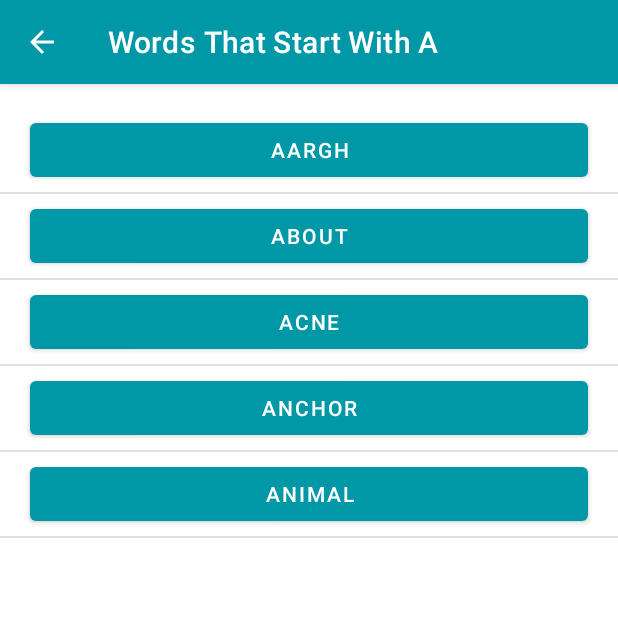
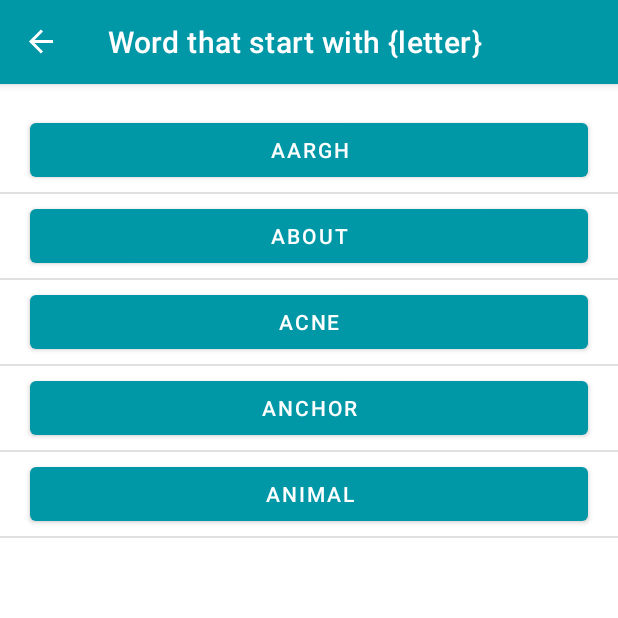
Before and after one commit to POManil/GoogleClassroom2, an Android app: the screen it shows after launch (DetailActivity before the commit, MainActivity after it), after a tap on an icon or button, on a phone screen of 412 x 824 dp, the top half of it. Run offline under Robolectric (Android 15) with nearby library versions, the phone set to English and light mode, and no system bars; our stand-ins replace navigation-ui; 1 other tap on this screen came first.

Commit message:
NavHost between fragments & activity - BIS

```diff
--- a/app/build.gradle
+++ b/app/build.gradle
@@ -17,6 +17,7 @@ plugins {
     id 'com.android.application'
     id 'kotlin-android'
     id 'kotlin-kapt'
+    id 'androidx.navigation.safeargs.kotlin'
 }
 
 android {
@@ -57,4 +58,7 @@ dependencies {
     implementation "androidx.appcompat:appcompat:$appcompat_version"
     implementation "com.google.android.material:material:$material_version"
     implementation "androidx.constraintlayout:constraintlayout:$constraintlayout_version"
+    implementation "androidx.navigation:navigation-fragment-ktx:$nav_version"
+    implementation "androidx.navigation:navigation-ui-ktx:$nav_version"
+
 }
--- a/app/src/main/AndroidManifest.xml
+++ b/app/src/main/AndroidManifest.xml
@@ -24,9 +24,7 @@
         android:roundIcon="@mipmap/ic_launcher_round"
         android:supportsRtl="true"
         android:theme="@style/Theme.Words">
-        <activity
-            android:name=".DetailActivity"
-            android:parentActivityName=".MainActivity" />
+
         <activity android:name=".MainActivity"
             android:exported="true">
             <intent-filter>
--- a/app/src/main/java/com/example/wordsapp/DetailActivity.kt
+++ /dev/null
@@ -1,56 +0,0 @@
-/*
- * Copyright (C) 2020 The Android Open Source Project
- *
- * Licensed under the Apache License, Version 2.0 (the "License");
- * you may not use this file except in compliance with the License.
- * You may obtain a copy of the License at
- *
- *      http://www.apache.org/licenses/LICENSE-2.0
- *
- * Unless required by applicable law or agreed to in writing, software
- * distributed under the License is distributed on an "AS IS" BASIS,
- * WITHOUT WARRANTIES OR CONDITIONS OF ANY KIND, either express or implied.
- * See the License for the specific language governing permissions and
- * limitations under the License.
- */
-package com.example.wordsapp
-
-import android.os.Bundle
-import androidx.appcompat.app.AppCompatActivity
-import androidx.recyclerview.widget.DividerItemDecoration
-import androidx.recyclerview.widget.LinearLayoutManager
-import com.example.wordsapp.databinding.ActivityDetailBinding
-
-
-class DetailActivity : AppCompatActivity() {
-    companion object {
-        const val LETTER = "letter"
-        const val SEARCH_PREFIX = "https://www.google.com/search?q="
-    }
-
-    override fun onCreate(savedInstanceState: Bundle?) {
-        super.onCreate(savedInstanceState)
-
-        // Retrieve a binding object that allows you to refer to views by id name
-        // Names are converted from snake case to camel case.
-        // For example, a View with the id word_one is referenced as binding.wordOne
-        val binding = ActivityDetailBinding.inflate(layoutInflater)
-        setContentView(binding.root)
-
-        // Retrieve the LETTER from the Intent extras
-        // intent.extras.getString returns String? (String or null)
-        // so toString() guarantees that the value will be a String
-        val letterId = intent?.extras?.getString(LETTER).toString()
-
-        val recyclerView = binding.recyclerView
-        recyclerView.layoutManager = LinearLayoutManager(this)
-        recyclerView.adapter = WordAdapter(letterId, this)
-
-        // Adds a [DividerItemDecoration] between items
-        recyclerView.addItemDecoration(
-            DividerItemDecoration(this, DividerItemDecoration.VERTICAL)
-        )
-
-        title = getString(R.string.detail_prefix) + " " + letterId
-    }
-}
--- a/app/src/main/java/com/example/wordsapp/LetterAdapter.kt
+++ b/app/src/main/java/com/example/wordsapp/LetterAdapter.kt
@@ -23,6 +23,7 @@ import android.view.ViewGroup
 import android.view.accessibility.AccessibilityNodeInfo
 import android.widget.Button
 import androidx.annotation.RequiresApi
+import androidx.navigation.findNavController
 import androidx.recyclerview.widget.RecyclerView
 
 /**
@@ -65,12 +66,11 @@ class LetterAdapter :
         holder.button.text = item.toString()
 
         holder.button.setOnClickListener {
-            val context = holder.view.context
-            val intent = Intent(context, DetailActivity::class.java)
-            // putExtra = KVP <String, Bundle> stored for later use => intent?.extras?.getString(key)
-            intent.putExtra(DetailActivity.LETTER, holder.button.text.toString())
-
-            context.startActivity(intent)
+            val action = LetterListFragmentDirections
+                .actionLetterListFragmentToWordListFragment(
+                    letter = holder.button.text.toString()
+                )
+            holder.view.findNavController().navigate(action)
         }
     }
 
--- /dev/null
+++ b/app/src/main/java/com/example/wordsapp/LetterListFragment.kt
@@ -0,0 +1,86 @@
+package com.example.wordsapp
+
+import android.os.Bundle
+import android.view.*
+import androidx.core.content.ContextCompat
+import androidx.fragment.app.Fragment
+import androidx.recyclerview.widget.GridLayoutManager
+import androidx.recyclerview.widget.LinearLayoutManager
+import androidx.recyclerview.widget.RecyclerView
+import com.example.wordsapp.databinding.FragmentLetterListBinding
+
+class LetterListFragment : Fragment() {
+    private var _binding: FragmentLetterListBinding? = null
+    private val binding get() = _binding!!
+
+    private var isLinearLayoutManager = true
+
+    private lateinit var recyclerView: RecyclerView
+
+    override fun onCreate(savedInstanceState: Bundle?) {
+        super.onCreate(savedInstanceState)
+        setHasOptionsMenu(true)
+    }
+
+    override fun onCreateView(
+        inflater: LayoutInflater,
+        container: ViewGroup?,
+        savedInstanceState: Bundle?
+    ): View? {
+        _binding = FragmentLetterListBinding.inflate(inflater, container, false)
+        return binding.root
+    }
+
+    override fun onViewCreated(view: View, savedInstanceState: Bundle?) {
+        recyclerView = binding.recyclerView
+        chooseLayout()
+    }
+
+    override fun onDestroy() {
+        super.onDestroy()
+        _binding = null
+    }
+
+    override fun onCreateOptionsMenu(menu: Menu, inflater: MenuInflater) {
+        super.onCreateOptionsMenu(menu, inflater)
+
+        val layoutButton = menu.findItem(R.id.action_switch_layout)
+        setIcon(layoutButton)
+    }
+
+    override fun onOptionsItemSelected(item: MenuItem): Boolean {
+        return when (item.itemId) {
+            R.id.action_switch_layout -> {
+                // Sets isLinearLayoutManager (bool) to opposite value
+                isLinearLayoutManager = !isLinearLayoutManager
+
+                //Sets layout + icon
+                chooseLayout()
+                setIcon(item)
+
+                return true
+            }
+            // Otherwise, do nothing and use the core event handling
+            else -> super.onOptionsItemSelected(item)
+        }
+    }
+
+    private fun chooseLayout() {
+        if (isLinearLayoutManager)
+            recyclerView.layoutManager = LinearLayoutManager(context)
+        else
+            recyclerView.layoutManager = GridLayoutManager(context, 4)
+        recyclerView.adapter = LetterAdapter()
+    }
+
+    private fun setIcon(menuItem: MenuItem?) {
+        if (menuItem != null) {
+            menuItem.icon =
+                if (isLinearLayoutManager)
+                    ContextCompat.getDrawable(this.requireContext(), R.drawable.ic_grid_layout) // requireContext() = getContext()!!
+                else
+                    ContextCompat.getDrawable(this.requireContext(), R.drawable.ic_linear_layout)
+        }
+    }
+
+}
--- a/app/src/main/java/com/example/wordsapp/MainActivity.kt
+++ b/app/src/main/java/com/example/wordsapp/MainActivity.kt
@@ -16,10 +16,14 @@
 package com.example.wordsapp
 
 import android.os.Bundle
+import android.os.PersistableBundle
 import android.view.Menu
 import android.view.MenuItem
 import androidx.appcompat.app.AppCompatActivity
 import androidx.core.content.ContextCompat
+import androidx.navigation.NavController
+import androidx.navigation.fragment.NavHostFragment
+import androidx.navigation.ui.setupActionBarWithNavController
 import androidx.recyclerview.widget.GridLayoutManager
 import androidx.recyclerview.widget.LinearLayoutManager
 import androidx.recyclerview.widget.RecyclerView
@@ -29,8 +33,8 @@ import com.example.wordsapp.databinding.ActivityMainBinding
  * Main Activity and entry point for the app. Displays a RecyclerView of letters.
  */
 class MainActivity : AppCompatActivity() {
-    private lateinit var recyclerView: RecyclerView
-    private var isLinearLayoutManager = true
+
+    private lateinit var navController: NavController
 
     override fun onCreate(savedInstanceState: Bundle?) {
         super.onCreate(savedInstanceState)
@@ -38,61 +42,18 @@ class MainActivity : AppCompatActivity() {
         val binding = ActivityMainBinding.inflate(layoutInflater)
         setContentView(binding.root)
 
-        recyclerView = binding.recyclerView
-        // Sets the LinearLayoutManager of the recyclerview
-        chooseLayout()
+        // getting the fragment manager and accessing the nav_host_fragment
+        // then we access its controller and store it into our private property
+        val navHostFragment = supportFragmentManager
+            .findFragmentById(R.id.nav_host_fragment)
+            as NavHostFragment
+        navController = navHostFragment.navController
+
+        // to unsure the action bar (app bar) buttons (in menu option in LetterListFragment) are visible
+        setupActionBarWithNavController(navController)
     }
 
-    private fun chooseLayout() {
-        if (isLinearLayoutManager)
-            recyclerView.layoutManager = LinearLayoutManager(this)
-        else
-            recyclerView.layoutManager = GridLayoutManager(this, 3)
-        recyclerView.adapter = LetterAdapter()
-    }
-
-    private fun setIcon(menuItem: MenuItem?) {
-        if (menuItem == null)
-            return
-
-        // Set the drawable for the menu icon based on which LayoutManager is currently in use
-
-        // An if-clause can be used on the right side of an assignment if all paths return a value.
-        // The following code is equivalent to
-        // if (isLinearLayoutManager)
-        //     menu.icon = ContextCompat.getDrawable(this, R.drawable.ic_grid_layout)
-        // else menu.icon = ContextCompat.getDrawable(this, R.drawable.ic_linear_layout)
-        menuItem.icon =
-            if (isLinearLayoutManager)
-                ContextCompat.getDrawable(this, R.drawable.ic_grid_layout)
-            else
-                ContextCompat.getDrawable(this, R.drawable.ic_linear_layout)
-    }
-
-    override fun onCreateOptionsMenu(menu: Menu?) : Boolean {
-        menuInflater.inflate(R.menu.layout_menu, menu)
-
-        val layoutButton = menu?.findItem(R.id.action_switch_layout)
-        // Calls code to set the icon based on the LinearLayoutManager of the RecyclerView
-        setIcon(layoutButton)
-
-        return true
-    }
-
-    override fun onOptionsItemSelected(item: MenuItem): Boolean {
-        return when (item.itemId) {
-            R.id.action_switch_layout -> {
-                // Sets isLinearLayoutManager (bool) to opposite value
-                isLinearLayoutManager = !isLinearLayoutManager
-
-                //Sets layout + icon
-                chooseLayout()
-                setIcon(item)
-
-                return true
-            }
-            // Otherwise, do nothing and use the core event handling
-            else -> super.onOptionsItemSelected(item)
-        }
+    override fun onSupportNavigateUp(): Boolean {
+        return navController.navigateUp() || super.onSupportNavigateUp()
     }
 }
--- a/app/src/main/java/com/example/wordsapp/WordAdapter.kt
+++ b/app/src/main/java/com/example/wordsapp/WordAdapter.kt
@@ -28,7 +28,7 @@ import androidx.annotation.RequiresApi
 import androidx.recyclerview.widget.RecyclerView
 
 /**
- * Adapter for the [RecyclerView] in [DetailActivity].
+ * Adapter for the [RecyclerView] in [WordListFragment].
  */
 class WordAdapter(private val letterId: String, context: Context) :
     RecyclerView.Adapter<WordAdapter.WordViewHolder>() {
@@ -85,7 +85,7 @@ class WordAdapter(private val letterId: String, context: Context) :
         holder.button.text = item
 
         holder.button.setOnClickListener{
-            val queryURL: Uri = Uri.parse("${DetailActivity.SEARCH_PREFIX}${item}")
+            val queryURL: Uri = Uri.parse("${WordListFragment.SEARCH_PREFIX}${item}")
 
             val intent = Intent(Intent.ACTION_VIEW, queryURL)
 
--- /dev/null
+++ b/app/src/main/java/com/example/wordsapp/WordListFragment.kt
@@ -0,0 +1,56 @@
+package com.example.wordsapp
+
+import android.os.Bundle
+import android.view.LayoutInflater
+import android.view.View
+import android.view.ViewGroup
+import androidx.fragment.app.Fragment
+import androidx.recyclerview.widget.DividerItemDecoration
+import androidx.recyclerview.widget.LinearLayoutManager
+import com.example.wordsapp.databinding.FragmentWordListBinding
+
+class WordListFragment : Fragment() {
+    companion object {
+        const val LETTER = "letter"
+        const val SEARCH_PREFIX = "https://www.google.com/search?q="
+    }
+
+    private var _binding: FragmentWordListBinding? = null
+    private val binding get() = _binding!!
+
+    private lateinit var letterId: String
+
+    override fun onCreate(savedInstanceState: Bundle?) {
+        super.onCreate(savedInstanceState)
+
+        arguments?.let {
+            letterId = it.getString(LETTER).toString()
+        }
+    }
+
+    override fun onCreateView(
+        inflater: LayoutInflater,
+        container: ViewGroup?,
+        savedInstanceState: Bundle?
+    ): View? {
+        _binding = FragmentWordListBinding.inflate(inflater, container, false)
+        return binding.root
+    }
+
+    override fun onViewCreated(view: View, savedInstanceState: Bundle?) {
+
+        val recyclerView = binding.recyclerView
+        recyclerView.layoutManager = LinearLayoutManager(requireContext())
+        recyclerView.adapter = WordAdapter(letterId, requireContext())
+
+        // Adds a [DividerItemDecoration] between items
+        recyclerView.addItemDecoration(
+            DividerItemDecoration(context, DividerItemDecoration.VERTICAL)
+        )
+    }
+
+    override fun onDestroy() {
+        super.onDestroy()
+        _binding = null
+    }
+}
--- a/app/src/main/res/layout/activity_detail.xml
+++ /dev/null
@@ -1,31 +0,0 @@
-<?xml version="1.0" encoding="utf-8"?><!--
-     Copyright (C) 2020 The Android Open Source Project
-
-     Licensed under the Apache License, Version 2.0 (the "License");
-     you may not use this file except in compliance with the License.
-     You may obtain a copy of the License at
-
-          http://www.apache.org/licenses/LICENSE-2.0
-
-     Unless required by applicable law or agreed to in writing, software
-     distributed under the License is distributed on an "AS IS" BASIS,
-     WITHOUT WARRANTIES OR CONDITIONS OF ANY KIND, either express or implied.
-     See the License for the specific language governing permissions and
-     limitations under the License.
--->
-
-<FrameLayout xmlns:android="http://schemas.android.com/apk/res/android"
-    xmlns:tools="http://schemas.android.com/tools"
-    android:layout_width="match_parent"
-    android:layout_height="match_parent"
-    tools:context=".DetailActivity">
-
-    <androidx.recyclerview.widget.RecyclerView
-        android:id="@+id/recycler_view"
-        android:layout_width="match_parent"
-        android:layout_height="match_parent"
-        android:clipToPadding="false"
-        android:padding="16dp"
-        tools:listitem="@layout/item_view" />
-
-</FrameLayout>
--- a/app/src/main/res/layout/activity_main.xml
+++ b/app/src/main/res/layout/activity_main.xml
@@ -15,14 +15,16 @@
 -->
 <FrameLayout xmlns:android="http://schemas.android.com/apk/res/android"
     xmlns:tools="http://schemas.android.com/tools"
+    xmlns:app="http://schemas.android.com/apk/res-auto"
     android:layout_width="match_parent"
     android:layout_height="match_parent"
     tools:context=".MainActivity">
 
-    <androidx.recyclerview.widget.RecyclerView
-        android:id="@+id/recycler_view"
+    <androidx.fragment.app.FragmentContainerView
+        android:id="@+id/nav_host_fragment"
+        android:name="androidx.navigation.fragment.NavHostFragment"
         android:layout_width="match_parent"
         android:layout_height="match_parent"
-        android:clipToPadding="false"
-        android:padding="16dp" />
+        app:defaultNavHost="true"
+        app:navGraph="@navigation/nav_graph"/>
 </FrameLayout>
--- /dev/null
+++ b/app/src/main/res/layout/fragment_letter_list.xml
@@ -0,0 +1,13 @@
+<FrameLayout xmlns:android="http://schemas.android.com/apk/res/android"
+    xmlns:tools="http://schemas.android.com/tools"
+    android:layout_width="match_parent"
+    android:layout_height="match_parent"
+    tools:context=".LetterListFragment">
+
+    <androidx.recyclerview.widget.RecyclerView
+        android:id="@+id/recycler_view"
+        android:layout_width="match_parent"
+        android:layout_height="match_parent"
+        android:clipToPadding="false"
+        android:padding="16dp" />
+</FrameLayout>
--- /dev/null
+++ b/app/src/main/res/layout/fragment_word_list.xml
@@ -0,0 +1,16 @@
+<?xml version="1.0" encoding="utf-8"?>
+<FrameLayout xmlns:android="http://schemas.android.com/apk/res/android"
+    xmlns:tools="http://schemas.android.com/tools"
+    android:layout_width="match_parent"
+    android:layout_height="match_parent"
+    tools:context=".WordListFragment">
+
+    <androidx.recyclerview.widget.RecyclerView
+        android:id="@+id/recycler_view"
+        android:layout_width="match_parent"
+        android:layout_height="match_parent"
+        android:clipToPadding="false"
+        android:padding="16dp"
+        tools:listitem="@layout/item_view" />
+
+</FrameLayout>
--- /dev/null
+++ b/app/src/main/res/navigation/nav_graph.xml
@@ -0,0 +1,26 @@
+<?xml version="1.0" encoding="utf-8"?>
+<navigation xmlns:android="http://schemas.android.com/apk/res/android"
+    xmlns:app="http://schemas.android.com/apk/res-auto"
+    xmlns:tools="http://schemas.android.com/tools"
+    android:id="@+id/nav_graph"
+    app:startDestination="@id/letterListFragment">
+
+    <fragment
+        android:id="@+id/letterListFragment"
+        android:name="com.example.wordsapp.LetterListFragment"
+        android:label="@string/app_name"
+        tools:layout="@layout/fragment_letter_list">
+        <action
+            android:id="@+id/action_letterListFragment_to_wordListFragment"
+            app:destination="@id/wordListFragment" />
+    </fragment>
+    <fragment
+        android:id="@+id/wordListFragment"
+        android:name="com.example.wordsapp.WordListFragment"
+        android:label="@string/word_list_fragment_label"
+        tools:layout="@layout/fragment_word_list">
+        <argument
+            android:name="letter"
+            app:argType="string" />
+    </fragment>
+</navigation>
--- a/app/src/main/res/values/strings.xml
+++ b/app/src/main/res/values/strings.xml
@@ -1,5 +1,4 @@
-<?xml version="1.0" encoding="utf-8"?>
-<!--
+<?xml version="1.0" encoding="utf-8"?><!--
      Copyright (C) 2020 The Android Open Source Project
 
      Licensed under the Apache License, Version 2.0 (the "License");
@@ -20,4 +19,5 @@
     <string name="action_switch_layout">Switch Layout</string>
     <string name="look_up_word">Look up word in a Browser Search</string>
     <string name="look_up_words">Show Stored Words</string>
+    <string name="word_list_fragment_label">Word that start with {letter}</string>
 </resources>
--- a/build.gradle
+++ b/build.gradle
@@ -29,7 +29,7 @@ buildscript {
     }
     dependencies {
         classpath 'com.android.tools.build:gradle:7.2.1'
-        classpath "org.jetbrains.kotlin:kotlin-gradle-plugin:$kotlin_version"
+        classpath "org.jetbrains.kotlin:kotlin-gradle-plugin:1.7.10"
         classpath "androidx.navigation:navigation-safe-args-gradle-plugin:$nav_version"
 
         // NOTE: Do not place your application dependencies here; they belong
```
